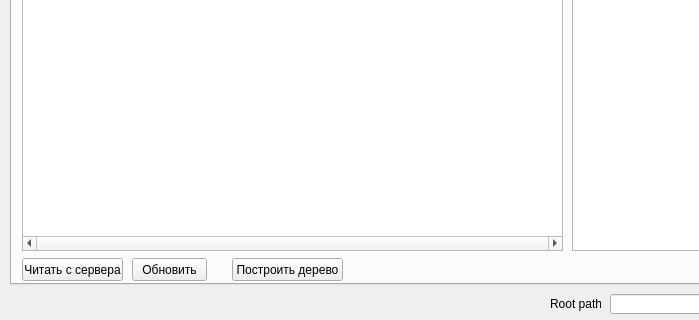
The window that Socket_Client_v5/Dialogs/MainForm.ui (Balog/Synchonization) describes before a commit, drawn with Qt 5; both pictures show x 0 to 699 and y 526 to 846 of the 1076 by 846 pixel window.
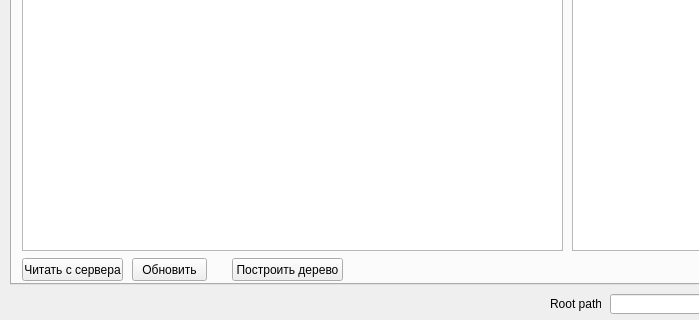
The same window after the commit. The open tabs and pages were chosen to show the change.

```diff
--- a/Socket_Client_v5/Dialogs/MainForm.ui
+++ b/Socket_Client_v5/Dialogs/MainForm.ui
@@ -161,7 +161,7 @@
       </rect>
      </property>
      <property name="horizontalScrollBarPolicy">
-      <enum>Qt::ScrollBarAlwaysOn</enum>
+      <enum>Qt::ScrollBarAsNeeded</enum>
      </property>
     </widget>
     <widget class="QPushButton" name="pbRead">
```
